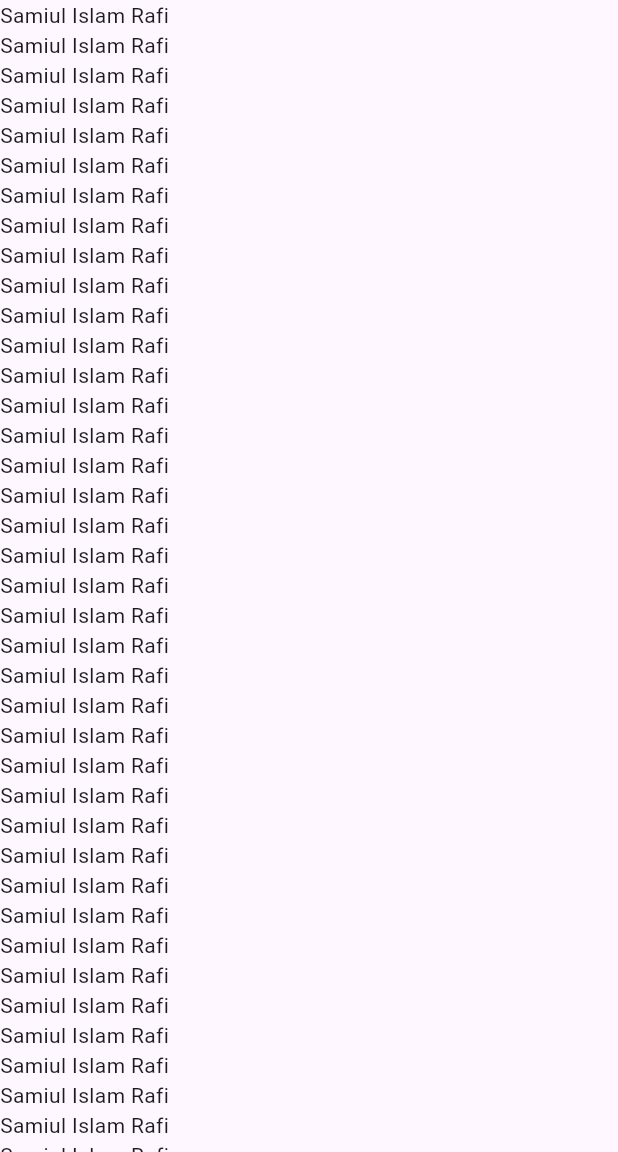
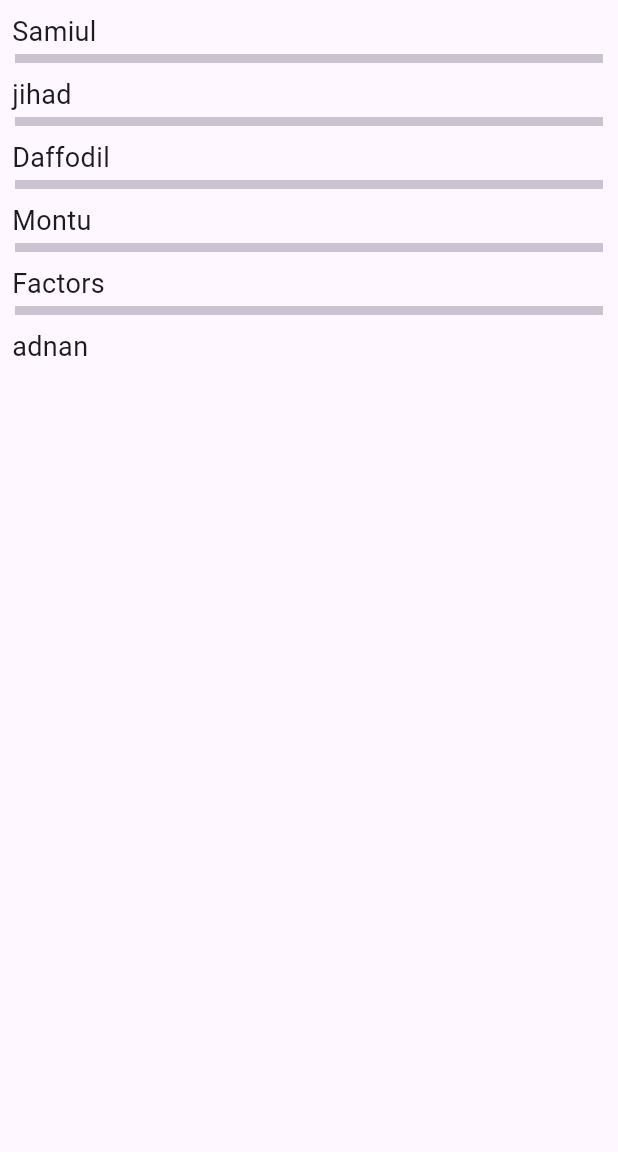
Before and after one commit to Samiul-Islam-Rafi-SWE/flutter-widgets, a Flutter app: the screen it shows after launch, on a phone screen of 412 x 824 dp, the part 84-1236 px from its top. Run offline on Flutter 3.47's test engine with Material 3 defaults, Android fonts, the phone set to English and light mode, and no system bars.

```diff
--- a/lib/main.dart
+++ b/lib/main.dart
@@ -20,21 +20,16 @@ class myApp extends StatelessWidget {
   }
 }
 
-final List<String> studentList = [
-  'jahid',
-  'samiul',
-  'fahid',
-  'kamrul',
-  'Rofiq',
-  'kamal',
-  'Simul',
-  'Daddodil',
-  'Fokir',
-  'Salam',
-  'Rabbi',
-];
+class Home extends StatelessWidget {
+  List<String> studentList = [
+    "Samiul",
+    'jihad',
+    'Daffodil',
+    'Montu',
+    'Factors',
+    'adnan',
+  ];
 
-class Home extends StatelessWidget {
   @override
   Widget build(BuildContext context) {
     return Scaffold(
@@ -203,59 +198,160 @@ class Home extends StatelessWidget {
       //     Text('dAFFOSDDKNDKDNCKND'), //Overflow For the Text
       //   ],
       // ),
-      body: SingleChildScrollView(
-        child: Column(
-          children: [
-            Text('Samiul Islam Rafi'),
-            Text('Samiul Islam Rafi'),
-            Text('Samiul Islam Rafi'),
-            Text('Samiul Islam Rafi'),
-            Text('Samiul Islam Rafi'),
-            Text('Samiul Islam Rafi'),
-            Text('Samiul Islam Rafi'),
-            Text('Samiul Islam Rafi'),
-            Text('Samiul Islam Rafi'),
-            Text('Samiul Islam Rafi'),
-            Text('Samiul Islam Rafi'),
-            Text('Samiul Islam Rafi'),
-            Text('Samiul Islam Rafi'),
-            Text('Samiul Islam Rafi'),
-            Text('Samiul Islam Rafi'),
-            Text('Samiul Islam Rafi'),
-            Text('Samiul Islam Rafi'),
-            Text('Samiul Islam Rafi'),
-            Text('Samiul Islam Rafi'),
-            Text('Samiul Islam Rafi'),
-            Text('Samiul Islam Rafi'),
-            Text('Samiul Islam Rafi'),
-            Text('Samiul Islam Rafi'),
-            Text('Samiul Islam Rafi'),
-            Text('Samiul Islam Rafi'),
-            Text('Samiul Islam Rafi'),
-            Text('Samiul Islam Rafi'),
-            Text('Samiul Islam Rafi'),
-            Text('Samiul Islam Rafi'),
-            Text('Samiul Islam Rafi'),
-            Text('Samiul Islam Rafi'),
-            Text('Samiul Islam Rafi'),
-            Text('Samiul Islam Rafi'),
-            Text('Samiul Islam Rafi'),
-            Text('Samiul Islam Rafi'),
-            Text('Samiul Islam Rafi'),
-            Text('Samiul Islam Rafi'),
-            Text('Samiul Islam Rafi'),
-            Text('Samiul Islam Rafi'),
-            Text('Samiul Islam Rafi'),
-            Text('Samiul Islam Rafi'),
-            Text('Samiul Islam Rafi'),
-            Text('Samiul Islam Rafi'),
-            Text('Samiul Islam Rafi'),
-            Text('Samiul Islam Rafi'),
-            Text('Samiul Islam Rafi'),
-            Text('Samiul Islam Rafi'),
-            Text('Samiul Islam Rafi'),
-          ],
-        ),
+      // body: SingleChildScrollView(
+      //   child: Column(
+      //     children: [
+      //       Text('Samiul Islam Rafi'),
+      //       Text('Samiul Islam Rafi'),
+      //       Text('Samiul Islam Rafi'),
+      //       Text('Samiul Islam Rafi'),
+      //       Text('Samiul Islam Rafi'),
+      //       Text('Samiul Islam Rafi'),
+      //       Text('Samiul Islam Rafi'),
+      //       Text('Samiul Islam Rafi'),
+      //       Text('Samiul Islam Rafi'),
+      //       Text('Samiul Islam Rafi'),
+      //       Text('Samiul Islam Rafi'),
+      //       Text('Samiul Islam Rafi'),
+      //       Text('Samiul Islam Rafi'),
+      //       Text('Samiul Islam Rafi'),
+      //       Text('Samiul Islam Rafi'),
+      //       Text('Samiul Islam Rafi'),
+      //       Text('Samiul Islam Rafi'),
+      //       Text('Samiul Islam Rafi'),
+      //       Text('Samiul Islam Rafi'),
+      //       Text('Samiul Islam Rafi'),
+      //       Text('Samiul Islam Rafi'),
+      //       Text('Samiul Islam Rafi'),
+      //       Text('Samiul Islam Rafi'),
+      //       Text('Samiul Islam Rafi'),
+      //       Text('Samiul Islam Rafi'),
+      //       Text('Samiul Islam Rafi'),
+      //       Text('Samiul Islam Rafi'),
+      //       Text('Samiul Islam Rafi'),
+      //       Text('Samiul Islam Rafi'),
+      //       Text('Samiul Islam Rafi'),
+      //       Text('Samiul Islam Rafi'),
+      //       Text('Samiul Islam Rafi'),
+      //       Text('Samiul Islam Rafi'),
+      //       Text('Samiul Islam Rafi'),
+      //       Text('Samiul Islam Rafi'),
+      //       Text('Samiul Islam Rafi'),
+      //       Text('Samiul Islam Rafi'),
+      //       Text('Samiul Islam Rafi'),
+      //       Text('Samiul Islam Rafi'),
+      //       Text('Samiul Islam Rafi'),
+      //       Text('Samiul Islam Rafi'),
+      //       Text('Samiul Islam Rafi'),
+      //       Text('Samiul Islam Rafi'),
+      //       Text('Samiul Islam Rafi'),
+      //       Text('Samiul Islam Rafi'),
+      //       Text('Samiul Islam Rafi'),
+      //       Text('Samiul Islam Rafi'),
+      //       Text('Samiul Islam Rafi'),
+      //     ],
+      //   ),
+      // ),
+      // body: ListView(
+      //   scrollDirection: Axis.vertical,
+      //   children: [
+      //     Text('Daffodil International University'),
+      //     Text('Daffodil International University'),
+      //     Text('Daffodil International University'),
+      //     Text('Daffodil International University'),
+      //     Text('Daffodil International University'),
+      //     Text('Daffodil International University'),
+      //     Text('Daffodil International University'),
+      //     Text('Daffodil International University'),
+      //     Text('Daffodil International University'),
+      //     Text('Daffodil International University'),
+      //     Text('Daffodil International University'),
+      //     Text('Daffodil International University'),
+      //     Text('Daffodil International University'),
+      //     Text('Daffodil International University'),
+      //     Text('Daffodil International University'),
+      //     Text('Daffodil International University'),
+      //     Text('Daffodil International University'),
+      //     Text('Daffodil International University'),
+      //     Text('Daffodil International University'),
+      //     Text('Daffodil International University'),
+      //     Text('Daffodil International University'),
+      //     Text('Daffodil International University'),
+      //     Text('Daffodil International University'),
+      //     Text('Daffodil International University'),
+      //     Text('Daffodil International University'),
+      //     Text('Daffodil International University'),
+      //     Text('Daffodil International University'),
+      //     Text('Daffodil International University'),
+      //     Text('Daffodil International University'),
+      //     Text('Daffodil International University'),
+      //     Text('Daffodil International University'),
+      //     Text('Daffodil International University'),
+      //     Text('Daffodil International University'),
+      //     Text('Daffodil International University'),
+      //     Text('Daffodil International University'),
+      //     Text('Daffodil International University'),
+      //     Text('Daffodil International University'),
+      //     Text('Daffodil International University'),
+      //     Text('Daffodil International University'),
+      //     Text('Daffodil International University'),
+      //     Text('Daffodil International University'),
+      //     Text('Daffodil International University'),
+      //     Text('Daffodil International University'),
+      //     Text('Daffodil International University'),
+      //     Text('Daffodil International University'),
+      //     Text('Daffodil International University'),
+      //     Text('Daffodil International University'),
+      //     Text('Daffodil International University'),
+      //     Text('Daffodil International University'),
+      //     Text('Daffodil International University'),
+      //     Text('Daffodil International University'),
+      //     Text('Daffodil International University'),
+      //     Text('Daffodil International University'),
+      //     Text('Daffodil International University'),
+      //     Text('Daffodil International University'),
+      //   ],
+      // ),
+
+      /* List Of Text*/
+      // body: ListView.builder(
+      //   itemCount: 100,
+      //   itemBuilder: (context, index) {
+      //     return Text('${index + 1}', style: TextStyle(fontSize: 32));
+      //   },
+      // ),
+      // body: ListView.builder(
+      //   itemCount: studentList.length,
+      //   itemBuilder: (context, index) {
+      //     return Padding(
+      //       padding: const EdgeInsets.all(8.0),
+      //       child: Column(
+      //         children: [
+      //           Text(
+      //             studentList[index], // ✅ Correct usage
+      //             style: TextStyle(fontSize: 18),
+      //           ),
+      //           Divider(),
+      //         ],
+      //       ),
+      //     );
+      //   },
+      // ),
+      body: ListView.separated(
+        itemCount: studentList.length,
+        itemBuilder: (context, index) {
+          return Padding(
+            padding: const EdgeInsets.all(8.0),
+
+            child: Text(
+              studentList[index], // ✅ Correct usage
+              style: TextStyle(fontSize: 18),
+            ),
+          );
+        },
+        separatorBuilder: (context, index) {
+          return Divider(height: 0, thickness: 6, endIndent: 10, indent: 10);
+        },
       ),
     );
   }
```
